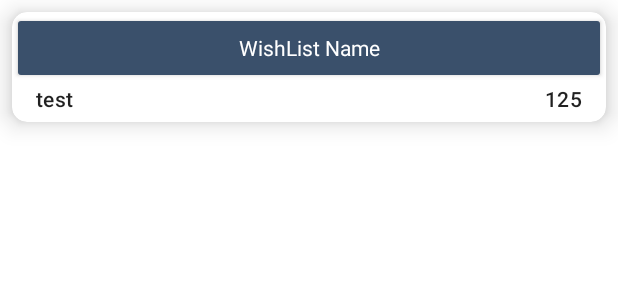
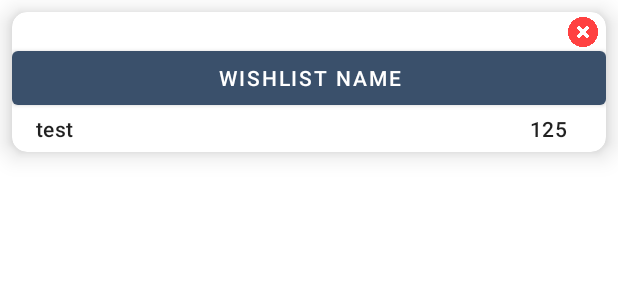
Before and after one commit to Mehdi-agz/Pricify, an Android app: the layout wishlists_vertical_list.xml on its own in the app's theme, with its tools: preview values and no code run, on a phone screen of 412 x 824 dp. Shown: the top 300 px of the screen. Run offline under Robolectric (Android 15) with nearby library versions, the phone set to English and light mode, and no system bars.

Commit message:
added remove icon

```diff
--- a/app/src/main/res/layout/wishlists_vertical_list.xml
+++ b/app/src/main/res/layout/wishlists_vertical_list.xml
@@ -30,12 +30,29 @@
 
         <Button
             android:id="@+id/single_wishlist_btn"
-            style="@style/Widget.AppCompat.ImageButton"
-            android:layout_width="0dp"
+            android:layout_width="match_parent"
             android:layout_height="wrap_content"
             android:contentDescription="@string/wishlist_name"
             android:text="@string/wishlist_name"
+            android:layout_marginTop="20dp"
+            app:layout_constraintEnd_toStartOf="@+id/delete_image"
+            app:layout_constraintHorizontal_bias="0"
+            app:layout_constraintStart_toStartOf="parent"
+            app:layout_constraintTop_toTopOf="parent" />
+
+        <ImageButton
+            android:id="@+id/delete_image"
+            style="@style/Widget.AppCompat.ImageButton"
+            android:layout_width="20dp"
+            android:layout_height="20dp"
+            android:background="#0000"
+            android:contentDescription="@string/delete_item"
+            android:scaleType="centerInside"
+            android:src="@drawable/remove2"
+            android:layout_marginTop="3dp"
+            android:layout_marginRight="5dp"
             app:layout_constraintEnd_toEndOf="parent"
+            app:layout_constraintHorizontal_bias="1"
             app:layout_constraintStart_toStartOf="parent"
             app:layout_constraintTop_toTopOf="parent" />
 
@@ -58,7 +75,7 @@
             android:id="@+id/total_price"
             android:layout_width="wrap_content"
             android:layout_height="25dp"
-            android:layout_marginEnd="10dp"
+            android:layout_marginEnd="20dp"
             android:gravity="center"
             android:paddingRight="6dp"
             android:paddingBottom="6dp"
```
